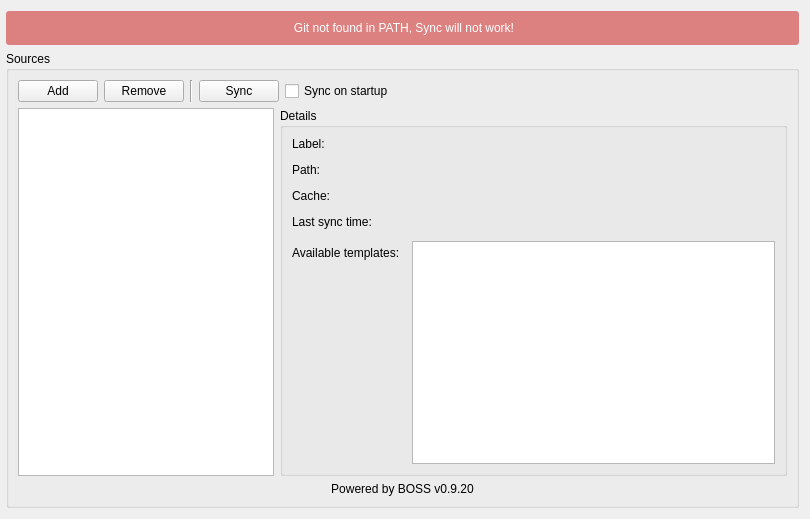
Before: the Qt Designer form data/forms/settings_page_templates.ui in pythoningLearning/hackedit, drawn with Qt 5.
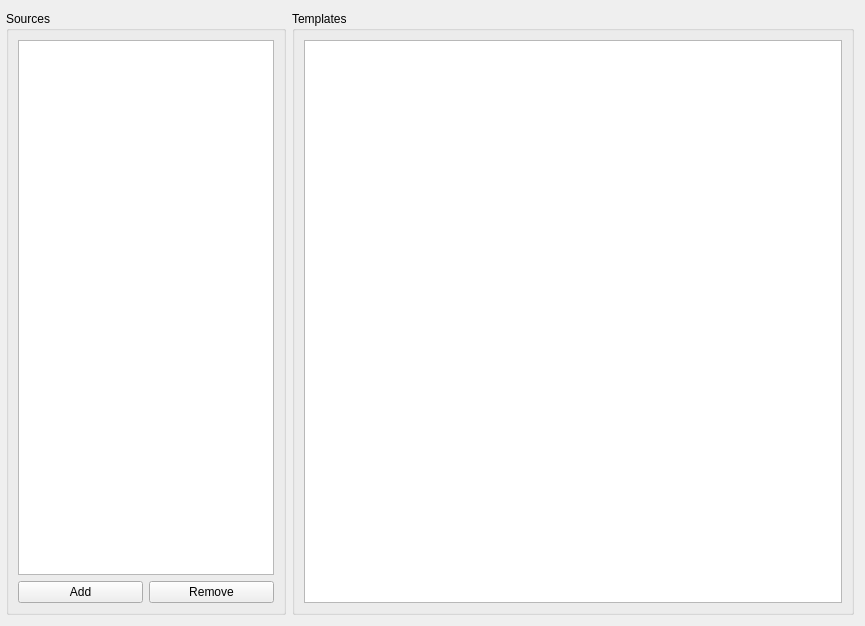
After: the same form once the commit is applied. Icons and pictures are not drawn.

```diff
--- a/data/forms/settings_page_templates.ui
+++ b/data/forms/settings_page_templates.ui
@@ -6,36 +6,33 @@
    <rect>
     <x>0</x>
     <y>0</y>
-    <width>810</width>
-    <height>519</height>
+    <width>865</width>
+    <height>626</height>
    </rect>
   </property>
   <property name="windowTitle">
    <string>Form</string>
   </property>
-  <layout class="QVBoxLayout" name="verticalLayout" stretch="0,1">
+  <layout class="QHBoxLayout" name="horizontalLayout" stretch="0,0">
    <property name="leftMargin">
     <number>6</number>
    </property>
-   <item>
-    <widget class="QLabel" name="lbl_git_not_found">
-     <property name="styleSheet">
-      <string notr="true">background-color: #DD8080;
-color: white;
-padding: 10px;
-border-radius:3px;</string>
-     </property>
-     <property name="text">
-      <string>&lt;html&gt;&lt;head/&gt;&lt;body&gt;&lt;p align=&quot;center&quot;&gt;Git not found in PATH, Sync will not work!&lt;/p&gt;&lt;/body&gt;&lt;/html&gt;</string>
-     </property>
-    </widget>
-   </item>
    <item>
     <widget class="QGroupBox" name="groupBox_2">
      <property name="title">
       <string>Sources</string>
      </property>
      <layout class="QVBoxLayout" name="verticalLayout_2">
+      <item>
+       <widget class="QListWidget" name="list_sources">
+        <property name="sizePolicy">
+         <sizepolicy hsizetype="Preferred" vsizetype="Expanding">
+          <horstretch>0</horstretch>
+          <verstretch>0</verstretch>
+         </sizepolicy>
+        </property>
+       </widget>
+      </item>
       <item>
        <layout class="QHBoxLayout" name="horizontalLayout_2">
         <property name="topMargin">
@@ -69,169 +66,19 @@
           </property>
          </widget>
         </item>
-        <item>
-         <widget class="Line" name="line_2">
-          <property name="orientation">
-           <enum>Qt::Vertical</enum>
-          </property>
-         </widget>
-        </item>
-        <item>
-         <widget class="QPushButton" name="bt_sync">
-          <property name="toolTip">
-           <string>Sync source repositories (you need to have git in PATH).</string>
-          </property>
-          <property name="text">
-           <string>Sync</string>
-          </property>
-          <property name="icon">
-           <iconset theme="view-refresh">
-            <normaloff>.</normaloff>.</iconset>
-          </property>
-         </widget>
-        </item>
-        <item>
-         <widget class="QCheckBox" name="cb_auto_sync">
-          <property name="toolTip">
-           <string>Check this to automatically sync template repositories on application startup</string>
-          </property>
-          <property name="text">
-           <string>Sync on startup</string>
-          </property>
-         </widget>
-        </item>
-        <item>
-         <spacer name="horizontalSpacer">
-          <property name="orientation">
-           <enum>Qt::Horizontal</enum>
-          </property>
-          <property name="sizeHint" stdset="0">
-           <size>
-            <width>40</width>
-            <height>20</height>
-           </size>
-          </property>
-         </spacer>
-        </item>
        </layout>
       </item>
+     </layout>
+    </widget>
+   </item>
+   <item>
+    <widget class="QGroupBox" name="group_details">
+     <property name="title">
+      <string>Templates</string>
+     </property>
+     <layout class="QVBoxLayout" name="verticalLayout_3">
       <item>
-       <layout class="QHBoxLayout" name="horizontalLayout_3">
-        <property name="leftMargin">
-         <number>0</number>
-        </property>
-        <item>
-         <widget class="QListWidget" name="list_sources">
-          <property name="sizePolicy">
-           <sizepolicy hsizetype="Preferred" vsizetype="Expanding">
-            <horstretch>0</horstretch>
-            <verstretch>0</verstretch>
-           </sizepolicy>
-          </property>
-          <property name="toolTip">
-           <string>The list of template source repositories</string>
-          </property>
-         </widget>
-        </item>
-        <item>
-         <widget class="QGroupBox" name="group_details">
-          <property name="title">
-           <string>Details</string>
-          </property>
-          <layout class="QFormLayout" name="formLayout_2">
-           <property name="horizontalSpacing">
-            <number>12</number>
-           </property>
-           <property name="verticalSpacing">
-            <number>12</number>
-           </property>
-           <item row="0" column="0">
-            <widget class="QLabel" name="label">
-             <property name="text">
-              <string>Label:</string>
-             </property>
-            </widget>
-           </item>
-           <item row="1" column="0">
-            <widget class="QLabel" name="label_3">
-             <property name="text">
-              <string>Path:</string>
-             </property>
-            </widget>
-           </item>
-           <item row="2" column="0">
-            <widget class="QLabel" name="label_2">
-             <property name="text">
-              <string>Cache:</string>
-             </property>
-            </widget>
-           </item>
-           <item row="3" column="0">
-            <widget class="QLabel" name="label_4">
-             <property name="text">
-              <string>Last sync time:</string>
-             </property>
-            </widget>
-           </item>
-           <item row="4" column="0">
-            <widget class="QLabel" name="label_5">
-             <property name="text">
-              <string>Available templates:</string>
-             </property>
-            </widget>
-           </item>
-           <item row="4" column="1">
-            <widget class="QListWidget" name="list_templates">
-             <property name="toolTip">
-              <string>The list of available templates provided by the selected source.</string>
-             </property>
-            </widget>
-           </item>
-           <item row="0" column="1">
-            <widget class="QLabel" name="edit_source_label">
-             <property name="text">
-              <string/>
-             </property>
-            </widget>
-           </item>
-           <item row="1" column="1">
-            <widget class="QLabel" name="edit_source_path">
-             <property name="text">
-              <string/>
-             </property>
-            </widget>
-           </item>
-           <item row="3" column="1">
-            <widget class="QLabel" name="edit_sync_time">
-             <property name="text">
-              <string/>
-             </property>
-            </widget>
-           </item>
-           <item row="2" column="1">
-            <widget class="QLabel" name="edit_source_cache">
-             <property name="text">
-              <string/>
-             </property>
-            </widget>
-           </item>
-          </layout>
-         </widget>
-        </item>
-       </layout>
-      </item>
-      <item>
-       <widget class="QLabel" name="lbl_boss_version">
-        <property name="text">
-         <string>Powered by BOSS v0.9.20</string>
-        </property>
-        <property name="alignment">
-         <set>Qt::AlignCenter</set>
-        </property>
-        <property name="openExternalLinks">
-         <bool>true</bool>
-        </property>
-       </widget>
+       <widget class="QListWidget" name="list_templates"/>
       </item>
      </layout>
     </widget>
```
Left out of the diff: 4 changed lines with no effect on the pictures.
